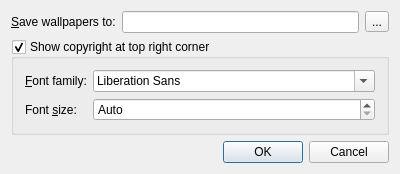
The window that qbingwallpaper/mainwidget.ui (karoyqiu/qbingwallpaper) describes before a commit, drawn with Qt 5.
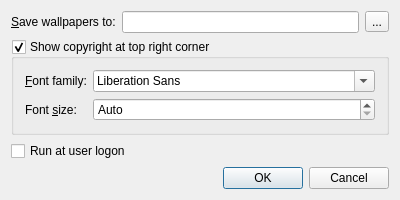
The same window after the commit. Icons and pictures are not drawn.

Commit message: Add autorun setting.

```diff
--- a/qbingwallpaper/mainwidget.ui
+++ b/qbingwallpaper/mainwidget.ui
@@ -8,7 +8,7 @@
     <x>0</x>
     <y>0</y>
     <width>400</width>
-    <height>153</height>
+    <height>181</height>
    </rect>
   </property>
   <property name="windowTitle">
@@ -95,6 +95,26 @@
      </layout>
     </widget>
    </item>
+   <item>
+    <widget class="QCheckBox" name="checkAutorun">
+     <property name="text">
+      <string>Run at user logon</string>
+     </property>
+    </widget>
+   </item>
+   <item>
+    <spacer name="verticalSpacer">
+     <property name="orientation">
+      <enum>Qt::Vertical</enum>
+     </property>
+     <property name="sizeHint" stdset="0">
+      <size>
+       <width>20</width>
+       <height>40</height>
+      </size>
+     </property>
+    </spacer>
+   </item>
    <item>
     <widget class="QDialogButtonBox" name="buttonBox">
      <property name="standardButtons">
```
Left out of the diff: 12 changed lines with no effect on the pictures. The commit also changes 1 other file.
